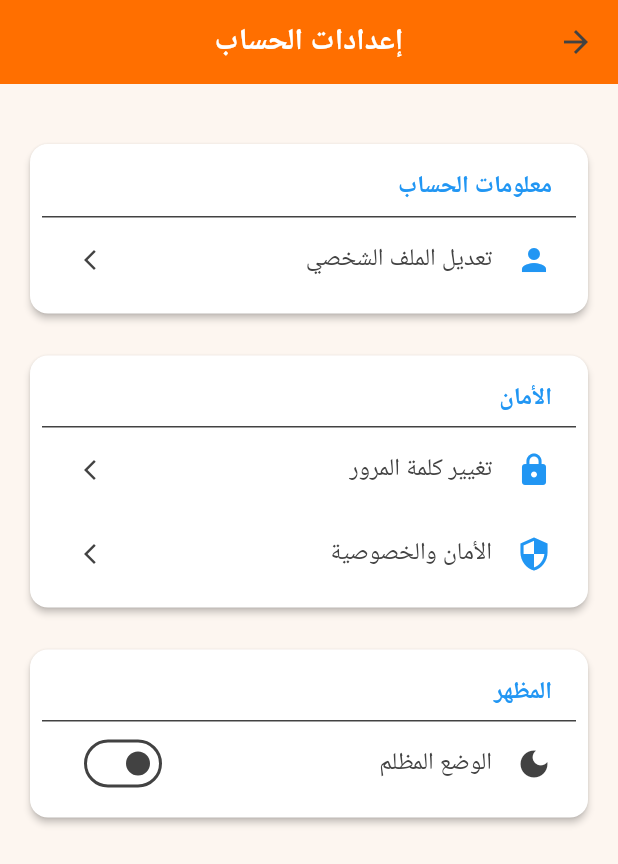
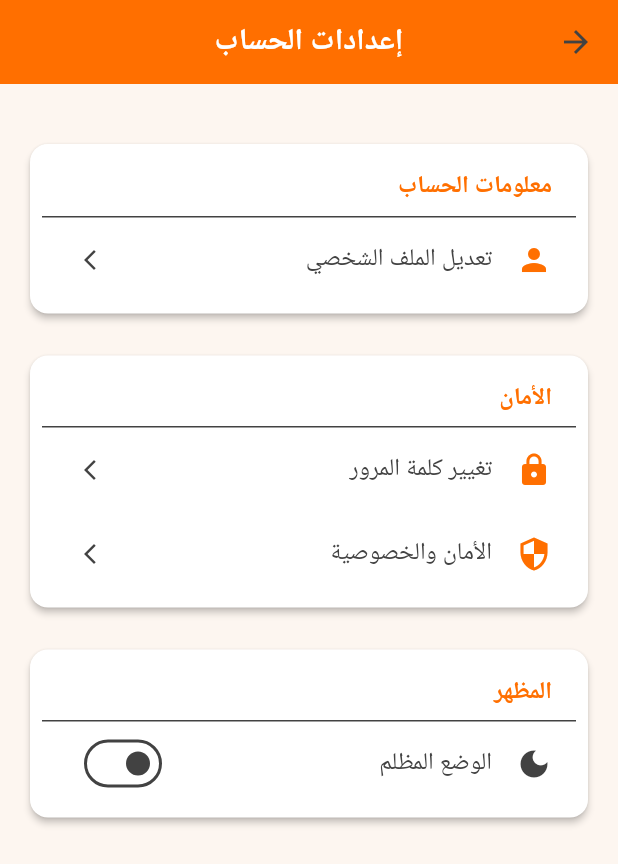
Before and after one commit to ahmed-kh-1/nedaa, a Flutter app: the ProfileScreen screen opened directly, after a tap on "الإعدادات", on a phone screen of 412 x 824 dp. Shown: the top 864 px of the screen. Run offline on Flutter 3.47's test engine with Material 3 defaults, Android fonts, the phone set to English and light mode, and no system bars; our stand-ins replace image_picker, location, shared_preferences, supabase_flutter; accounts and stored records are empty.

Commit message:
enhance orgnization ui

```diff
--- a/lib/screens/comments/CommentPage.dart
+++ b/lib/screens/comments/CommentPage.dart
@@ -200,7 +200,7 @@ class _CommentPageState extends State<CommentPage> {
               // أيقونة المستخدم أو صورة البروفايل
               CircleAvatar(
                 radius: 18,
-                backgroundColor: Colors.blue.shade300,
+                backgroundColor: Theme.of(context).colorScheme.primary,
                 child: const Icon(Icons.person, color: Colors.white),
               ),
               const SizedBox(width: 12),
@@ -326,7 +326,8 @@ class _CommentPageState extends State<CommentPage> {
                       ),
                       const SizedBox(width: 8),
                       IconButton(
-                        icon: const Icon(Icons.send, color: Colors.blue),
+                        icon:   Icon(Icons.send,
+                            color: Theme.of(context).colorScheme.primary),
                         onPressed: () {
                           final text = _controller.text.trim();
                           if (text.isNotEmpty) {
--- a/lib/screens/settings/privacy_settings_screen.dart
+++ b/lib/screens/settings/privacy_settings_screen.dart
@@ -80,7 +80,7 @@ class _PrivacySettingsScreenState extends State<PrivacySettingsScreen> {
       subtitle: Text(subtitle),
       value: value,
       onChanged: onChanged,
-      activeColor: Colors.blue,
+      activeColor: Theme.of(context).colorScheme.primary,
     );
   }
 }
--- a/lib/screens/settings/profile_screen.dart
+++ b/lib/screens/settings/profile_screen.dart
@@ -80,10 +80,10 @@ class ProfileScreen extends StatelessWidget {
         leading: Container(
           padding: const EdgeInsets.all(8),
           decoration: BoxDecoration(
-            color: Colors.blue.withOpacity(0.1),
+            color: Theme.of(context).colorScheme.primary.withOpacity(0.1),
             shape: BoxShape.circle,
           ),
-          child: Icon(icon, color: Colors.blue),
+          child: Icon(icon, color: Theme.of(context).colorScheme.primary),
         ),
         title: Text(
           title,
--- a/lib/widgets/orgnizations/orgs_details_bottom_sheet.dart
+++ b/lib/widgets/orgnizations/orgs_details_bottom_sheet.dart
@@ -88,6 +88,9 @@ class _NGOBottomSheetContent extends StatelessWidget {
     return SizedBox(
       width: double.infinity,
       child: ElevatedButton.icon(
+        style: ElevatedButton.styleFrom(
+          backgroundColor: Theme.of(context).colorScheme.primary,
+        ),
         icon: const Icon(Icons.call),
         label: const Text('الاتصال الآن'),
         onPressed: () => _makePhoneCall(context, organization.phone),
--- a/lib/widgets/settings/setting_item.dart
+++ b/lib/widgets/settings/setting_item.dart
@@ -17,7 +17,7 @@ class SettingItem extends StatelessWidget {
   @override
   Widget build(BuildContext context) {
     return ListTile(
-      leading: Icon(icon, color: Colors.blue),
+      leading: Icon(icon, color: Theme.of(context).colorScheme.primary),
       title: Text(title),
       trailing: const Icon(Icons.arrow_forward_ios, size: 16),
       onTap: onTap ??
--- a/lib/widgets/settings/settings_card.dart
+++ b/lib/widgets/settings/settings_card.dart
@@ -26,10 +26,10 @@ class SettingsCard extends StatelessWidget {
               padding: const EdgeInsets.symmetric(horizontal: 16, vertical: 8),
               child: Text(
                 title,
-                style: const TextStyle(
+                style:  TextStyle(
                   fontSize: 16,
                   fontWeight: FontWeight.bold,
-                  color: Colors.blue,
+                  color: Theme.of(context).colorScheme.primary,
                 ),
               ),
             ),
```
Also changed, not shown: lib/widgets/orgnizations/open _or_colsed_card.dart (+6 -6 lines).
